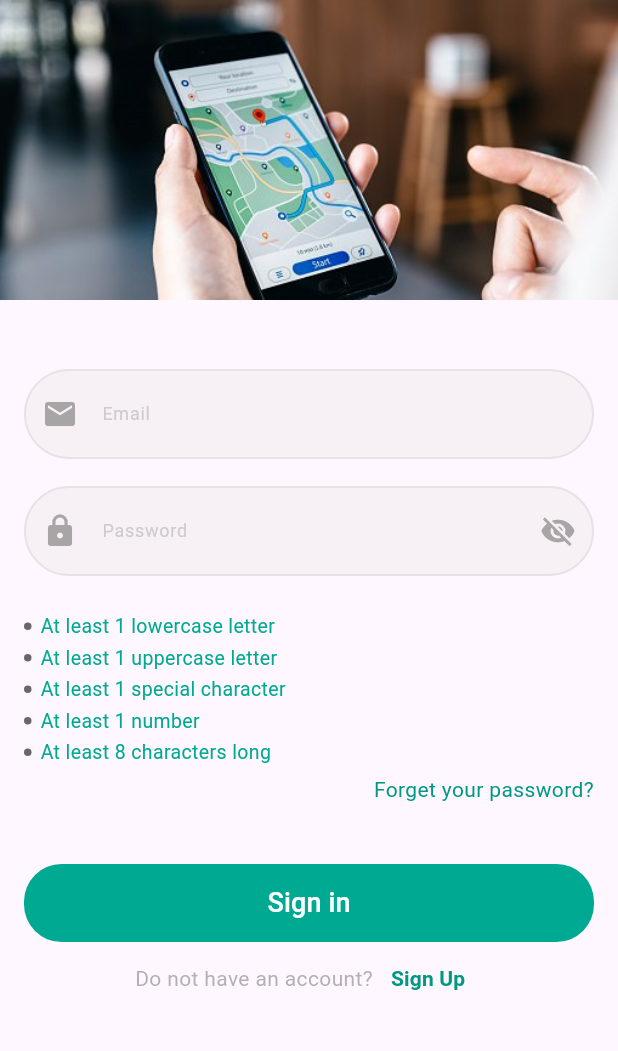
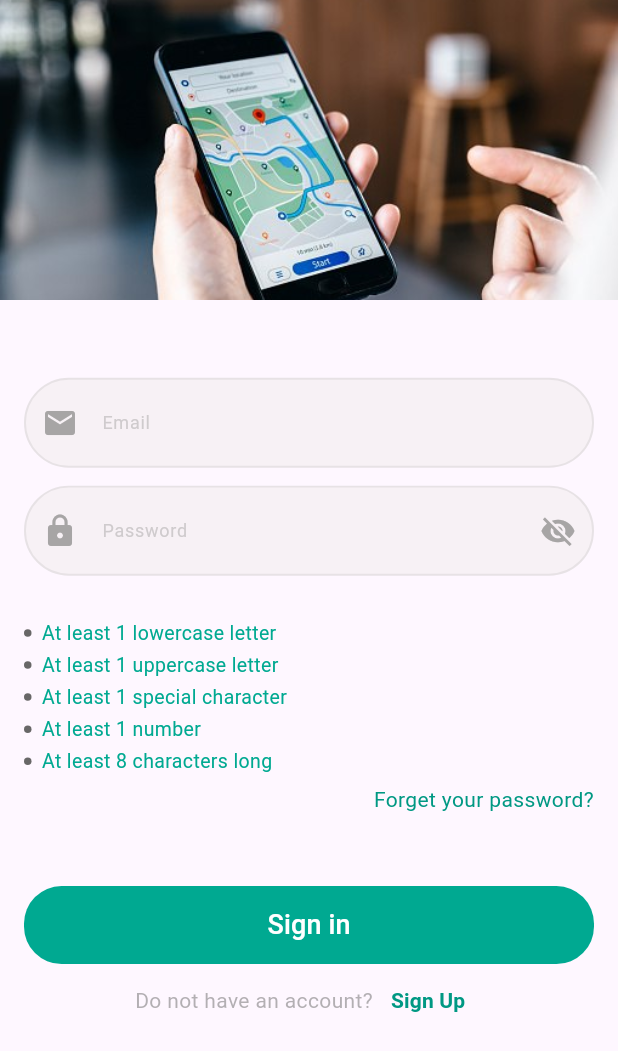
Before and after one commit to RadwaAshraf1/guide_app, a Flutter app: the screen it shows after launch, after a tap on "User", on a phone screen of 412 x 824 dp. Shown: the top 1051 px of the screen. Run offline on Flutter 3.47's test engine with Material 3 defaults, Android fonts, the phone set to English and light mode, and no system bars; our stand-ins replace dio, flutter_bloc, flutter_screenutil, freezed_annotation, get_it, pin_code_fields and 2 more; generated files the repository leaves out were written again; Roboto replaces fonts that are missing (assets/fonts/Inter-Regular.ttf).

Commit message:
modifiying sizedbox to customsizedbox

```diff
--- /dev/null
+++ b/lib/helper/spacing.dart
@@ -0,0 +1,10 @@
+import 'package:flutter/material.dart';
+import 'package:flutter_screenutil/flutter_screenutil.dart';
+
+SizedBox verticalSpace(double height) => SizedBox(
+      height: height.h,
+    );
+
+SizedBox horizontalSpace(double width) => SizedBox(
+      width: width.w,
+    );
--- a/lib/view/screens/login/ui/user_signin.dart
+++ b/lib/view/screens/login/ui/user_signin.dart
@@ -2,6 +2,7 @@ import 'package:flutter/material.dart';
 import 'package:flutter_bloc/flutter_bloc.dart';
 import 'package:guide/constants/colots.dart';
 import 'package:guide/constants/strings.dart';
+import 'package:guide/helper/spacing.dart';
 import 'package:guide/view/screens/login/logic/login_cubit.dart';
 import 'package:guide/view/screens/login/ui/widgets/loginblocklistener.dart';
 import 'package:guide/view/widgets/custombutton.dart';
@@ -24,13 +25,9 @@ class SignInUser extends StatelessWidget {
           padding: const EdgeInsets.all(16.0),
           child: ListView(
               children: <Widget>[
-                const SizedBox(
-                  height: 30,
-                ),
+                verticalSpace(30),
                 const EmailAndPassword(),
-              const SizedBox(
-                  height: 5,
-                ),
+                 verticalSpace(5),
                 GestureDetector(
                   onTap: () {
                     Navigator.of(context).pushNamed(forgetScreen);
@@ -41,9 +38,7 @@ class SignInUser extends StatelessWidget {
                     textAlign: TextAlign.right,
                   ),
                 ),
-                const SizedBox(
-                  height:40,
-                ),
+                 verticalSpace(40),
                  CustomButonAdmin(
                     text: 'Sign in',
                     onPressed: () {
--- a/lib/view/screens/login/ui/user_successpasswors.dart
+++ b/lib/view/screens/login/ui/user_successpasswors.dart
@@ -1,6 +1,7 @@
 import 'package:flutter/material.dart';
 import 'package:guide/constants/colots.dart';
 import 'package:guide/constants/strings.dart';
+import 'package:guide/helper/spacing.dart';
 import 'package:guide/view/widgets/custombutton.dart';
 
 
@@ -15,9 +16,8 @@ class PasswordRestUser extends StatelessWidget {
         child: Column(
           children: [
            _buildIntroText(),
-            const SizedBox(
-              height: 30,
-            ),
+
+            verticalSpace(20),
             _buildConfirmButton(context),
           ],
         ),
--- a/lib/view/screens/login/ui/widgets/passwordvalidation.dart
+++ b/lib/view/screens/login/ui/widgets/passwordvalidation.dart
@@ -1,5 +1,6 @@
 import 'package:flutter/material.dart';
 import 'package:guide/constants/colots.dart';
+import 'package:guide/helper/spacing.dart';
 
 class PasswordValidations extends StatelessWidget {
   final bool hasLowerCase;
@@ -19,16 +20,16 @@ class PasswordValidations extends StatelessWidget {
   @override
   Widget build(BuildContext context) {
     return Column(
-      children: [
+    children: [
         buildValidationRow('At least 1 lowercase letter', hasLowerCase),
-        const SizedBox(height:2),
+        verticalSpace(2),
         buildValidationRow('At least 1 uppercase letter', hasUpperCase),
-        const SizedBox(height:2),
+        verticalSpace(2),
         buildValidationRow(
             'At least 1 special character', hasSpecialCharacters),
-         const SizedBox(height:2),
+        verticalSpace(2),
         buildValidationRow('At least 1 number', hasNumber),
-         const SizedBox(height:2),
+        verticalSpace(2),
         buildValidationRow('At least 8 characters long', hasMinLength),
       ],
     );
@@ -41,7 +42,7 @@ class PasswordValidations extends StatelessWidget {
           radius: 2.5,
           backgroundColor: gray1,
         ),
-         const SizedBox(width:6),
+         horizontalSpace(6),
         Text(
           text,
           style: const TextStyle(color: green2,fontSize: 13).copyWith(
--- a/lib/view/screens/splashscreen.dart
+++ b/lib/view/screens/splashscreen.dart
@@ -1,6 +1,7 @@
 import 'package:flutter/material.dart';
 import 'package:guide/constants/colots.dart';
 import 'package:guide/constants/strings.dart';
+import 'package:guide/helper/spacing.dart';
 import 'package:guide/view/widgets/custombutton.dart';
 
 class SplashScreen extends StatelessWidget {
@@ -16,29 +17,21 @@ class SplashScreen extends StatelessWidget {
           child: SingleChildScrollView(
             child: Column(
                 children: [
-                  const SizedBox(
-                    height: 120,
-                  ),
+                  verticalSpace(120),
                   Image.asset(
                     'assets/images/logo.png',
                     width: 150,
                   ),
-                  const SizedBox(
-                    height: 180,
-                  ),
+                  verticalSpace(180),
                   const Text('Continue as',
                       style: TextStyle(
                           fontSize: 20,
                           fontWeight: FontWeight.bold)),
-                  const SizedBox(
-                    height: 15,
-                  ),
+                  verticalSpace(15),
                   const CustomButonAdmin(
                     text: 'Admin',),
 
-                  const SizedBox(
-                    height: 10,
-                  ),
+                  verticalSpace(10),
                    CustomButonAdmin(
                     text: 'User',
                     onPressed: () {
--- a/lib/view/widgets/email_password.dart
+++ b/lib/view/widgets/email_password.dart
@@ -2,6 +2,7 @@ import 'package:flutter/material.dart';
 import 'package:flutter_bloc/flutter_bloc.dart';
 import 'package:guide/constants/colots.dart';
 import 'package:guide/helper/app_regrex.dart';
+import 'package:guide/helper/spacing.dart';
 import 'package:guide/view/screens/login/logic/login_cubit.dart';
 import 'package:guide/view/screens/login/ui/widgets/passwordvalidation.dart';
 import 'package:guide/view/widgets/customtextformfield.dart';
@@ -66,7 +67,7 @@ class _EmailAndPasswordState extends State<EmailAndPassword> {
             },
             controller: context.read<LoginCubit>().emailController,
           ),
-          const SizedBox(height: 18),
+         verticalSpace(10),
           CustomTextFormField(
             controller: context.read<LoginCubit>().passwordController,
            labelText: 'Password',
@@ -91,7 +92,7 @@ class _EmailAndPasswordState extends State<EmailAndPassword> {
               }
             },
           ),
-          const SizedBox(height:24),
+          verticalSpace(24),
           PasswordValidations(
             hasLowerCase: hasLowercase,
             hasUpperCase: hasUppercase,
--- a/pubspec.yaml
+++ b/pubspec.yaml
@@ -53,6 +53,7 @@ dependencies:
   retrofit_generator: ^8.0.4
   pretty_dio_logger: ^1.3.1
   bloc: ^8.1.4
+  flutter_screenutil: ^5.9.1
 
 dev_dependencies:
   flutter_test:
```
Also changed, not shown: lib/view/screens/login/ui/user_forgetpassword.dart (+3 -6 lines), lib/view/screens/login/ui/user_otpscreen.dart (+3 -6 lines), lib/view/screens/login/ui/user_resetpassword.dart (+4 -9 lines), lib/view/screens/signup/ui/user_signup.dart (+8 -11 lines), lib/view/screens/signup/ui/widget/signupform.dart (+5 -25 lines), pubspec.lock.
